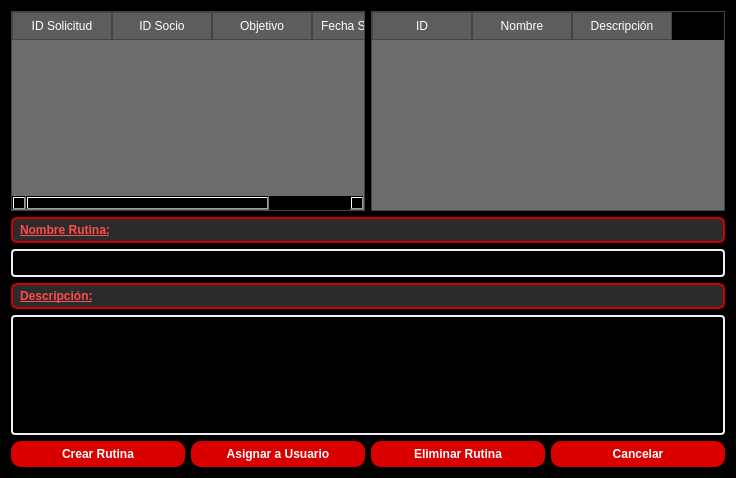
Qt form src/vista/ui/CrearRutina.ui (OscaarMG/campasgym) before a commit.
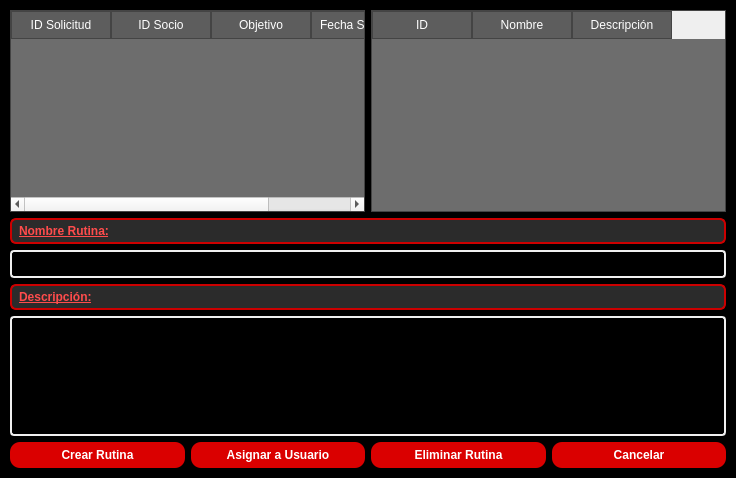
The same form after that commit.

What changed in the file:
```diff
--- a/src/vista/ui/CrearRutina.ui
+++ b/src/vista/ui/CrearRutina.ui
@@ -13,8 +13,31 @@
   <property name="windowTitle">
    <string>Asignar Rutinas</string>
   </property>
+  <layout class="QVBoxLayout" name="mainLayout">
+   <property name="leftMargin">
+    <number>0</number>
+   </property>
+   <property name="topMargin">
+    <number>0</number>
+   </property>
+   <property name="rightMargin">
+    <number>0</number>
+   </property>
+   <property name="bottomMargin">
+    <number>0</number>
+   </property>
+   <item>
+    <widget class="QFrame" name="backgroundFrame">
   <property name="styleSheet">
-   <string notr="true">background-color:#000000</string>
+      <string notr="true">QFrame#backgroundFrame {
+	background-color:#000000;
+}</string>
+     </property>
+     <property name="frameShape">
+      <enum>QFrame::StyledPanel</enum>
+     </property>
+     <property name="frameShadow">
+      <enum>QFrame::Raised</enum>
   </property>
   <layout class="QVBoxLayout" name="verticalLayout">
    <item>
@@ -417,6 +440,9 @@
       </layout>
      </item>
     </layout>
+      </item>
+     </layout>
+    </widget>
    </item>
   </layout>
  </widget>
```
Left out of the diff: 8 changed lines with no effect on the pictures. Lines whose indentation alone changed are shown as unchanged.
